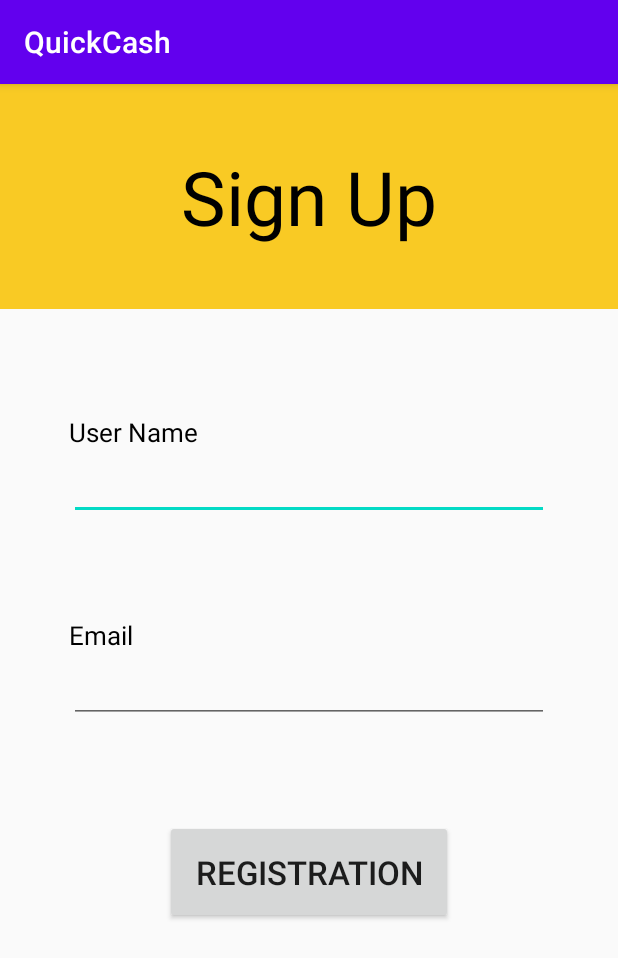
After one commit to muaadra/QuickCash, an Android app: the SignUp screen opened directly, with no data from a screen before it, on a phone screen of 412 x 824 dp. The commit adds this screen. Shown: the top 958 px of the screen. Run offline under Robolectric (Android 15) with nearby library versions, the phone set to English and light mode, and no system bars.

Commit message:
feature: US-4, UI

```diff
--- a/app/src/main/AndroidManifest.xml
+++ b/app/src/main/AndroidManifest.xml
@@ -9,6 +9,7 @@
         android:roundIcon="@mipmap/ic_launcher_round"
         android:supportsRtl="true"
         android:theme="@style/AppTheme">
+        <activity android:name=".SignUp"></activity>
         <activity android:name=".MainActivity">
             <intent-filter>
                 <action android:name="android.intent.action.MAIN" />
--- /dev/null
+++ b/app/src/main/java/com/softeng/quickcash/SignUp.java
@@ -0,0 +1,21 @@
+package com.softeng.quickcash;
+
+import androidx.appcompat.app.AppCompatActivity;
+
+import android.os.Bundle;
+import android.view.View;
+import android.widget.EditText;
+
+public class SignUp extends AppCompatActivity {
+
+    @Override
+    protected void onCreate(Bundle savedInstanceState) {
+        super.onCreate(savedInstanceState);
+        setContentView(R.layout.activity_signup);
+    }
+
+    public void createAccountOnButtonClick(View view) {
+
+
+    }
+}
--- /dev/null
+++ b/app/src/main/res/layout/activity_signup.xml
@@ -0,0 +1,141 @@
+<?xml version="1.0" encoding="utf-8"?>
+<LinearLayout xmlns:android="http://schemas.android.com/apk/res/android"
+    xmlns:app="http://schemas.android.com/apk/res-auto"
+    xmlns:tools="http://schemas.android.com/tools"
+    android:layout_width="match_parent"
+    android:layout_height="match_parent"
+    android:orientation="vertical"
+    tools:context=".SignUp"
+    android:gravity="center">
+
+    <LinearLayout
+        android:layout_width="match_parent"
+        android:layout_height="150dp"
+        android:background="#f9ca24"
+        android:orientation="vertical">
+
+        <TextView
+            android:id="@+id/textView3"
+            android:layout_width="match_parent"
+            android:layout_height="match_parent"
+            android:gravity="center"
+            android:text="Sign Up"
+            android:textColor="#000000"
+            android:textSize="50sp" />
+    </LinearLayout>
+
+    <LinearLayout
+        android:layout_width="match_parent"
+        android:layout_height="match_parent"
+        android:layout_marginTop="70dp"
+        android:orientation="vertical">
+
+        <LinearLayout
+            android:layout_width="320dp"
+            android:layout_height="wrap_content"
+            android:layout_gravity="center"
+            android:orientation="vertical">
+
+            <LinearLayout
+                android:layout_width="match_parent"
+                android:layout_height="wrap_content"
+                android:layout_gravity="center"
+                android:layout_marginBottom="30dp"
+                android:orientation="vertical">
+
+                <TextView
+                    android:layout_width="match_parent"
+                    android:layout_height="wrap_content"
+                    android:layout_gravity="center"
+                    android:layout_marginBottom="1dp"
+                    android:layout_weight="1"
+                    android:text="User Name"
+                    android:textColor="#000000"
+                    android:textSize="17sp" />
+
+                <EditText
+                    android:id="@+id/userName_EditText"
+                    android:layout_width="match_parent"
+                    android:layout_height="wrap_content"
+                    android:layout_gravity="center"
+                    android:ems="10"
+                    android:inputType="textEmailAddress" />
+                <TextView
+                    android:id="@+id/userNameStatus"
+                    android:layout_width="match_parent"
+                    android:layout_height="wrap_content"
+                    android:layout_marginTop="15dp"
+                    android:gravity="center"
+                    android:text=""
+                    android:textColor="#BA0C0C" />
+
+            </LinearLayout>
+
+            <LinearLayout
+                android:layout_width="match_parent"
+                android:layout_height="wrap_content"
+                android:layout_gravity="center"
+                android:layout_marginBottom="30dp"
+                android:orientation="vertical">
+
+                <TextView
+                    android:layout_width="match_parent"
+                    android:layout_height="wrap_content"
+                    android:layout_gravity="center"
+                    android:layout_marginBottom="1dp"
+                    android:layout_weight="1"
+                    android:text="Email"
+                    android:textColor="#000000"
+                    android:textSize="17sp" />
+
+                <EditText
+                    android:id="@+id/email_EditText"
+                    android:layout_width="match_parent"
+                    android:layout_height="wrap_content"
+                    android:layout_gravity="center"
+                    android:ems="10"
+                    android:inputType="textEmailAddress" />
+
+                <TextView
+                    android:id="@+id/emailStatus"
+                    android:layout_width="match_parent"
+                    android:layout_height="wrap_content"
+                    android:layout_marginTop="15dp"
+                    android:gravity="center"
+                    android:text=""
+                    android:textColor="#BA0C0C" />
+
+            </LinearLayout>
+
+            <LinearLayout
+                android:layout_width="wrap_content"
+                android:layout_height="wrap_content"
+                android:layout_gravity="center"
+                android:layout_marginBottom="30dp"
+                android:orientation="vertical">
+
+                <Button
+                    android:id="@+id/createAccount_Button"
+                    android:layout_width="wrap_content"
+                    android:layout_height="match_parent"
+                    android:onClick="createAccountOnButtonClick"
+                    android:padding="20dp"
+                    android:text="@string/registration"
+                    android:textSize="22sp" />
+
+                <TextView
+                    android:id="@+id/signUpStatus"
+                    android:layout_width="match_parent"
+                    android:layout_height="wrap_content"
+                    android:layout_marginTop="15dp"
+                    android:gravity="center"
+                    android:text=""
+                    android:textColor="#000000" />
+
+            </LinearLayout>
+
+
+        </LinearLayout>
+    </LinearLayout>
+
+</LinearLayout>
--- a/app/src/main/res/values/strings.xml
+++ b/app/src/main/res/values/strings.xml
@@ -1,3 +1,5 @@
 <resources>
     <string name="app_name">QuickCash</string>
+    <string name="registration">Registration</string>
+
 </resources>
```
